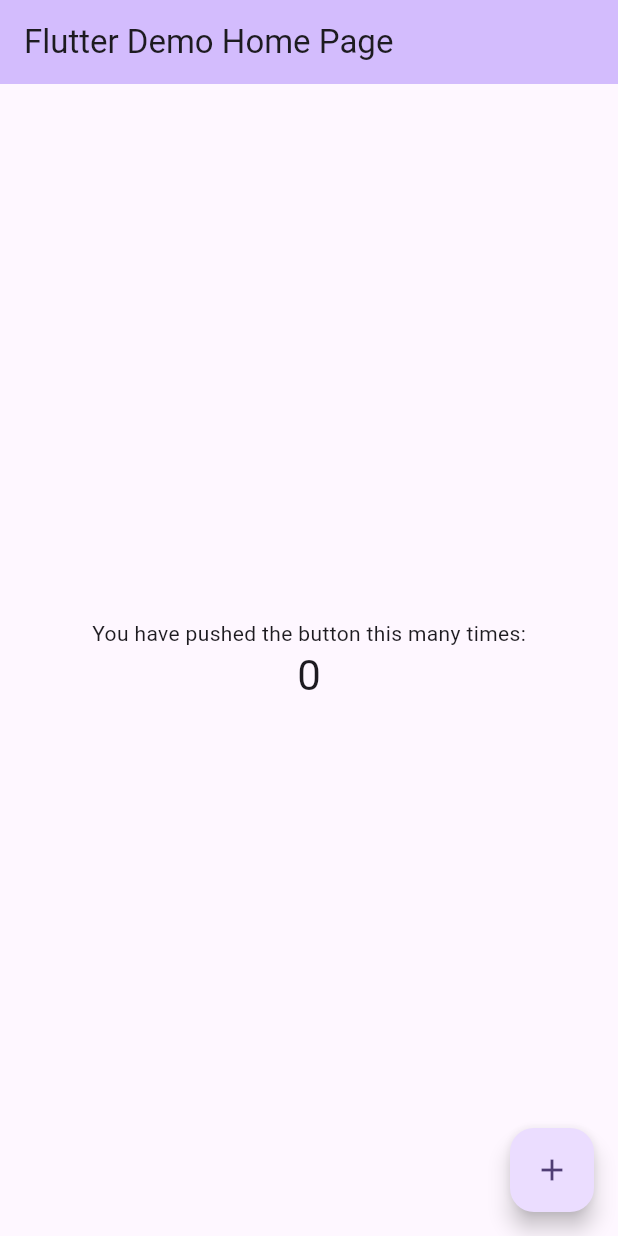
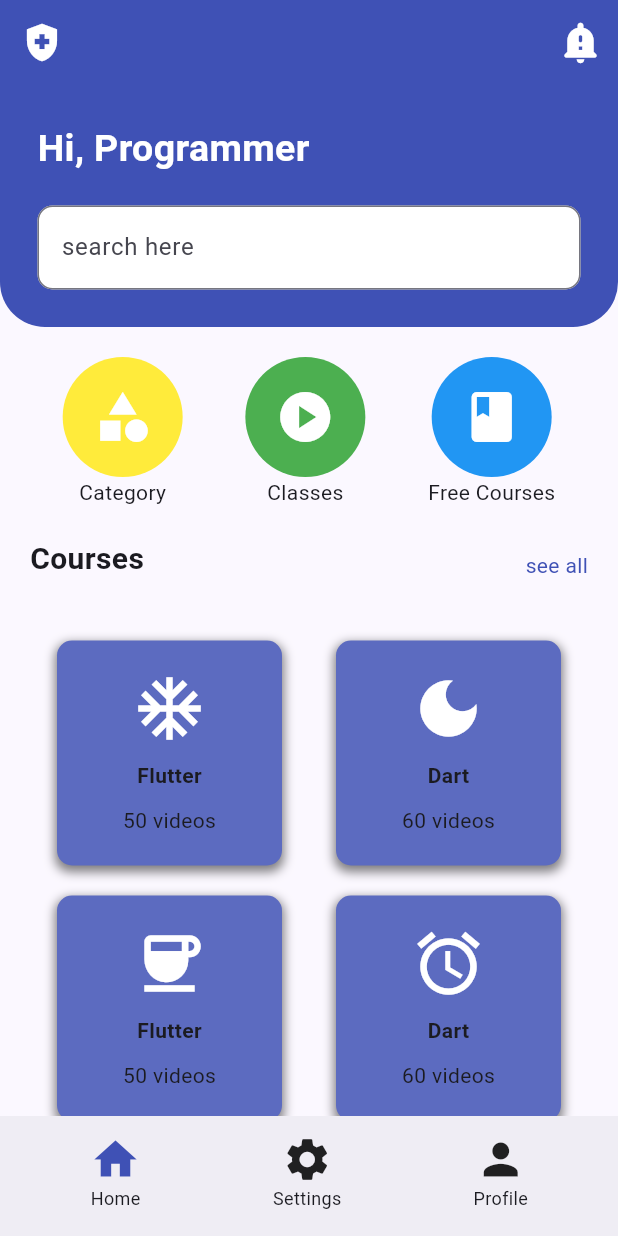
Before and after one commit to IUSR-My-Projects/Flutter-Exam-1-2-Full-Example, a Flutter app: the screen it shows after launch, on a phone screen of 412 x 824 dp. Run offline on Flutter 3.47's test engine with Material 3 defaults, Android fonts, the phone set to English and light mode, and no system bars.

Commit message:
مذاكرة 1+2

```diff
--- a/lib/main.dart
+++ b/lib/main.dart
@@ -1,4 +1,19 @@
 import 'package:flutter/material.dart';
+import 'package:muhmad_omar_haj_hamdo/pages/home_page.dart';
+
+import 'models/course.dart';
+
+final List<Course> courses = [
+  Course("First Course", "First Student", 20, 11.1),
+  Course("Second Course", "Second Student", 20, 11.1),
+  Course("Third Course", "Third Student", 20, 11.1),
+  Course("Fourth Course", "Fourth Student", 20, 11.1),
+  Course("Fifth Course", "Fifth Student", 20, 11.1),
+  Course("Sixth Course", "Sixth Student", 20, 11.1),
+  Course("Seventh Course", "Seventh Student", 20, 11.1),
+  Course("Eighth Course", "Eighth Student", 20, 11.1),
+  Course("Ninth Course", "Ninth Student", 20, 11.1),
+];
 
 void main() {
   runApp(const MyApp());
@@ -10,60 +25,13 @@ class MyApp extends StatelessWidget {
   @override
   Widget build(BuildContext context) {
     return MaterialApp(
-      title: 'Flutter Demo',
+      debugShowCheckedModeBanner: false,
+      title: 'Muhmad Omar Haj Hamdo',
       theme: ThemeData(
-        colorScheme: ColorScheme.fromSeed(seedColor: Colors.deepPurple),
+        colorScheme: ColorScheme.fromSeed(seedColor: Colors.indigo),
         useMaterial3: true,
       ),
-      home: const MyHomePage(title: 'Flutter Demo Home Page'),
+      home: const HomePage(),
     );
   }
 }
-
-class MyHomePage extends StatefulWidget {
-  const MyHomePage({super.key, required this.title});
-
-  final String title;
-
-  @override
-  State<MyHomePage> createState() => _MyHomePageState();
-}
-
-class _MyHomePageState extends State<MyHomePage> {
-  int _counter = 0;
-
-  void _incrementCounter() {
-    setState(() {
-      _counter++;
-    });
-  }
-
-  @override
-  Widget build(BuildContext context) {
-    return Scaffold(
-      appBar: AppBar(
-        backgroundColor: Theme.of(context).colorScheme.inversePrimary,
-        title: Text(widget.title),
-      ),
-      body: Center(
-        child: Column(
-          mainAxisAlignment: MainAxisAlignment.center,
-          children: <Widget>[
-            const Text(
-              'You have pushed the button this many times:',
-            ),
-            Text(
-              '$_counter',
-              style: Theme.of(context).textTheme.headlineMedium,
-            ),
-          ],
-        ),
-      ),
-      floatingActionButton: FloatingActionButton(
-        onPressed: _incrementCounter,
-        tooltip: 'Increment',
-        child: const Icon(Icons.add),
-      ),
-    );
-  }
-}
--- /dev/null
+++ b/lib/models/course.dart
@@ -0,0 +1,15 @@
+class Course {
+  Course(this.course_name, this.student_name, this.total_hours, this.price);
+
+  var course_name;
+  var student_name;
+  var total_hours;
+  var price;
+
+  static List<Course> courses = [];
+
+  static String getTopPriceCourseName() {
+    courses.sort((a, b) => b.price.compareTo(a.price));
+    return courses.first.course_name;
+  }
+}
--- /dev/null
+++ b/lib/pages/home_page.dart
@@ -0,0 +1,58 @@
+import 'package:flutter/material.dart';
+import 'package:muhmad_omar_haj_hamdo/widgets/icon_widget.dart';
+import 'package:muhmad_omar_haj_hamdo/widgets/search_widget.dart';
+
+import '../widgets/buttom_navigation_widget.dart';
+import '../widgets/course_widget.dart';
+
+class HomePage extends StatefulWidget {
+  const HomePage({super.key});
+
+  @override
+  State<HomePage> createState() => _HomePageState();
+}
+
+class _HomePageState extends State<HomePage> {
+  @override
+  Widget build(BuildContext context) {
+    return Scaffold(
+      appBar: AppBar(
+        backgroundColor: Colors.indigo,
+        leading: const Icon(Icons.health_and_safety_sharp,
+            color: Colors.white, size: 30),
+        actions: const [
+          Icon(Icons.notification_important_rounded,
+              color: Colors.white, size: 30),
+          SizedBox(width: 10)
+        ],
+      ),
+      body: const SingleChildScrollView(
+        child: Column(children: [
+          SearchWidget(),
+          SizedBox(height: 20),
+          IconWidget(),
+          // Courses -- see all
+          Padding(
+            padding: EdgeInsets.all(20.0),
+            child: Row(
+              crossAxisAlignment: CrossAxisAlignment.end,
+              mainAxisAlignment: MainAxisAlignment.spaceBetween,
+              children: [
+                Text(
+                  "Courses",
+                  style: TextStyle(fontWeight: FontWeight.bold, fontSize: 20),
+                ),
+                Text("see all", style: TextStyle(color: Colors.indigo))
+              ],
+            ),
+          ),
+
+          SizedBox(height: 20),
+
+          CourseWidget(),
+        ]),
+      ),
+      bottomNavigationBar: const ButtomNavigationWidget(),
+    );
+  }
+}
--- /dev/null
+++ b/lib/widgets/buttom_navigation_widget.dart
@@ -0,0 +1,53 @@
+import 'package:flutter/material.dart';
+
+class ButtomNavigationWidget extends StatelessWidget {
+  const ButtomNavigationWidget({super.key});
+
+  @override
+  Widget build(BuildContext context) {
+    return const BottomAppBar(
+      child: Row(
+        mainAxisAlignment: MainAxisAlignment.spaceAround,
+        children: [
+          Column(
+            children: [
+              Icon(
+                Icons.home,
+                size: 34,
+                color: Colors.indigo,
+              ),
+              Text(
+                "Home",
+                style: TextStyle(fontSize: 12),
+              )
+            ],
+          ),
+          Column(
+            children: [
+              Icon(
+                Icons.settings,
+                size: 34,
+              ),
+              Text(
+                "Settings",
+                style: TextStyle(fontSize: 12),
+              )
+            ],
+          ),
+          Column(
+            children: [
+              Icon(
+                Icons.person,
+                size: 34,
+              ),
+              Text(
+                "Profile",
+                style: TextStyle(fontSize: 12),
+              )
+            ],
+          )
+        ],
+      ),
+    );
+  }
+}
--- /dev/null
+++ b/lib/widgets/course_widget.dart
@@ -0,0 +1,218 @@
+import 'package:flutter/material.dart';
+
+class CourseWidget extends StatelessWidget {
+  const CourseWidget({super.key});
+
+  @override
+  Widget build(BuildContext context) {
+    return Padding(
+      padding: EdgeInsets.only(right: 20, left: 20),
+      child: Column(
+        children: [
+          // item
+          Row(mainAxisAlignment: MainAxisAlignment.spaceAround, children: [
+            Container(
+                width: 150,
+                height: 150,
+                decoration: BoxDecoration(
+                  boxShadow: [
+                    BoxShadow(
+                      color: Colors.black.withOpacity(0.5),
+                      spreadRadius: 1,
+                      blurRadius: 5,
+                      offset: const Offset(0, 3), // changes position of shadow
+                    ),
+                  ],
+                  color: Colors.indigo[400],
+                  borderRadius: BorderRadius.circular(10),
+                ),
+                child: const Padding(
+                  padding: EdgeInsets.all(20.0),
+                  child: Column(
+                    children: [
+                      Icon(Icons.ac_unit, color: Colors.white, size: 50),
+                      SizedBox(height: 10),
+                      Text(
+                        "Flutter",
+                        style: TextStyle(fontWeight: FontWeight.bold),
+                      ),
+                      SizedBox(height: 10),
+                      Text("50 videos")
+                    ],
+                  ),
+                )),
+            Container(
+                width: 150,
+                height: 150,
+                decoration: BoxDecoration(
+                  boxShadow: [
+                    BoxShadow(
+                      color: Colors.black.withOpacity(0.5),
+                      spreadRadius: 1,
+                      blurRadius: 5,
+                      offset: const Offset(0, 3), // changes position of shadow
+                    ),
+                  ],
+                  color: Colors.indigo[400],
+                  borderRadius: BorderRadius.circular(10),
+                ),
+                child: const Padding(
+                  padding: EdgeInsets.all(20.0),
+                  child: Column(
+                    children: [
+                      Icon(Icons.dark_mode, color: Colors.white, size: 50),
+                      SizedBox(height: 10),
+                      Text(
+                        "Dart",
+                        style: TextStyle(fontWeight: FontWeight.bold),
+                      ),
+                      SizedBox(height: 10),
+                      Text("60 videos")
+                    ],
+                  ),
+                )),
+          ]),
+
+          SizedBox(
+            height: 20,
+          ),
+
+          Row(mainAxisAlignment: MainAxisAlignment.spaceAround, children: [
+            Container(
+                width: 150,
+                height: 150,
+                decoration: BoxDecoration(
+                  boxShadow: [
+                    BoxShadow(
+                      color: Colors.black.withOpacity(0.5),
+                      spreadRadius: 1,
+                      blurRadius: 5,
+                      offset: const Offset(0, 3), // changes position of shadow
+                    ),
+                  ],
+                  color: Colors.indigo[400],
+                  borderRadius: BorderRadius.circular(10),
+                ),
+                child: const Padding(
+                  padding: EdgeInsets.all(20.0),
+                  child: Column(
+                    children: [
+                      Icon(Icons.coffee, color: Colors.white, size: 50),
+                      SizedBox(height: 10),
+                      Text(
+                        "Flutter",
+                        style: TextStyle(fontWeight: FontWeight.bold),
+                      ),
+                      SizedBox(height: 10),
+                      Text("50 videos")
+                    ],
+                  ),
+                )),
+            Container(
+                width: 150,
+                height: 150,
+                decoration: BoxDecoration(
+                  boxShadow: [
+                    BoxShadow(
+                      color: Colors.black.withOpacity(0.5),
+                      spreadRadius: 1,
+                      blurRadius: 5,
+                      offset: const Offset(0, 3), // changes position of shadow
+                    ),
+                  ],
+                  color: Colors.indigo[400],
+                  borderRadius: BorderRadius.circular(10),
+                ),
+                child: const Padding(
+                  padding: EdgeInsets.all(20.0),
+                  child: Column(
+                    children: [
+                      Icon(Icons.access_alarm, color: Colors.white, size: 50),
+                      SizedBox(height: 10),
+                      Text(
+                        "Dart",
+                        style: TextStyle(fontWeight: FontWeight.bold),
+                      ),
+                      SizedBox(height: 10),
+                      Text("60 videos")
+                    ],
+                  ),
+                )),
+          ]),
+
+          SizedBox(
+            height: 20,
+          ),
+
+          Row(mainAxisAlignment: MainAxisAlignment.spaceAround, children: [
+            Container(
+                width: 150,
+                height: 150,
+                decoration: BoxDecoration(
+                  boxShadow: [
+                    BoxShadow(
+                      color: Colors.black.withOpacity(0.5),
+                      spreadRadius: 1,
+                      blurRadius: 5,
+                      offset: const Offset(0, 3), // changes position of shadow
+                    ),
+                  ],
+                  color: Colors.indigo[400],
+                  borderRadius: BorderRadius.circular(10),
+                ),
+                child: const Padding(
+                  padding: EdgeInsets.all(20.0),
+                  child: Column(
+                    children: [
+                      Icon(Icons.account_balance,
+                          color: Colors.white, size: 50),
+                      SizedBox(height: 10),
+                      Text(
+                        "Flutter",
+                        style: TextStyle(fontWeight: FontWeight.bold),
+                      ),
+                      SizedBox(height: 10),
+                      Text("50 videos")
+                    ],
+                  ),
+                )),
+            Container(
+                width: 150,
+                height: 150,
+                decoration: BoxDecoration(
+                  boxShadow: [
+                    BoxShadow(
+                      color: Colors.black.withOpacity(0.5),
+                      spreadRadius: 1,
+                      blurRadius: 5,
+                      offset: const Offset(0, 3), // changes position of shadow
+                    ),
+                  ],
+                  color: Colors.indigo[400],
+                  borderRadius: BorderRadius.circular(10),
+                ),
+                child: const Padding(
+                  padding: EdgeInsets.all(20.0),
+                  child: Column(
+                    children: [
+                      Icon(Icons.work_history, color: Colors.white, size: 50),
+                      SizedBox(height: 10),
+                      Text(
+                        "Dart",
+                        style: TextStyle(fontWeight: FontWeight.bold),
+                      ),
+                      SizedBox(height: 10),
+                      Text("60 videos")
+                    ],
+                  ),
+                )),
+          ]),
+
+          SizedBox(
+            height: 20,
+          ),
+        ],
+      ),
+    );
+  }
+}
--- /dev/null
+++ b/lib/widgets/icon_widget.dart
@@ -0,0 +1,52 @@
+import 'package:flutter/material.dart';
+
+class IconWidget extends StatelessWidget {
+  const IconWidget({super.key});
+
+  @override
+  Widget build(BuildContext context) {
+    return Row(
+      mainAxisAlignment: MainAxisAlignment.spaceEvenly,
+      children: [
+        Column(
+          children: [
+            Container(
+              width: 80,
+              height: 80,
+              decoration: BoxDecoration(
+                  color: Colors.yellow,
+                  borderRadius: BorderRadius.circular(50)),
+              child: const Icon(Icons.category, color: Colors.white, size: 40),
+            ),
+            const Text("Category")
+          ],
+        ),
+        Column(
+          children: [
+            Container(
+              width: 80,
+              height: 80,
+              decoration: BoxDecoration(
+                  color: Colors.green, borderRadius: BorderRadius.circular(50)),
+              child:
+                  const Icon(Icons.play_circle, color: Colors.white, size: 40),
+            ),
+            const Text("Classes")
+          ],
+        ),
+        Column(
+          children: [
+            Container(
+              width: 80,
+              height: 80,
+              decoration: BoxDecoration(
+                  color: Colors.blue, borderRadius: BorderRadius.circular(50)),
+              child: const Icon(Icons.book, color: Colors.white, size: 40),
+            ),
+            const Text("Free Courses")
+          ],
+        ),
+      ],
+    );
+  }
+}
--- /dev/null
+++ b/lib/widgets/search_widget.dart
@@ -0,0 +1,48 @@
+import 'package:flutter/material.dart';
+
+class SearchWidget extends StatelessWidget {
+  const SearchWidget({super.key});
+
+  @override
+  Widget build(BuildContext context) {
+    return Container(
+      padding: const EdgeInsets.all(25),
+      decoration: const BoxDecoration(
+        borderRadius: BorderRadius.only(
+            bottomLeft: Radius.circular(30), bottomRight: Radius.circular(30)),
+        color: Colors.indigo,
+      ),
+      child: Column(
+        crossAxisAlignment: CrossAxisAlignment.start,
+        children: [
+          const Text(
+            'Hi, Programmer',
+            style: TextStyle(
+              color: Colors.white,
+              fontSize: 25,
+              fontWeight: FontWeight.bold,
+            ),
+          ),
+          const SizedBox(height: 20),
+          Container(
+            decoration: const BoxDecoration(
+              color: Colors.white,
+              borderRadius: BorderRadius.all(Radius.circular(10)),
+            ),
+            child: TextField(
+              style: const TextStyle(
+                color: Colors.black,
+              ),
+              decoration: InputDecoration(
+                border: OutlineInputBorder(
+                  borderRadius: BorderRadius.circular(10),
+                ),
+                hintText: 'search here',
+              ),
+            ),
+          ),
+        ],
+      ),
+    );
+  }
+}
```
